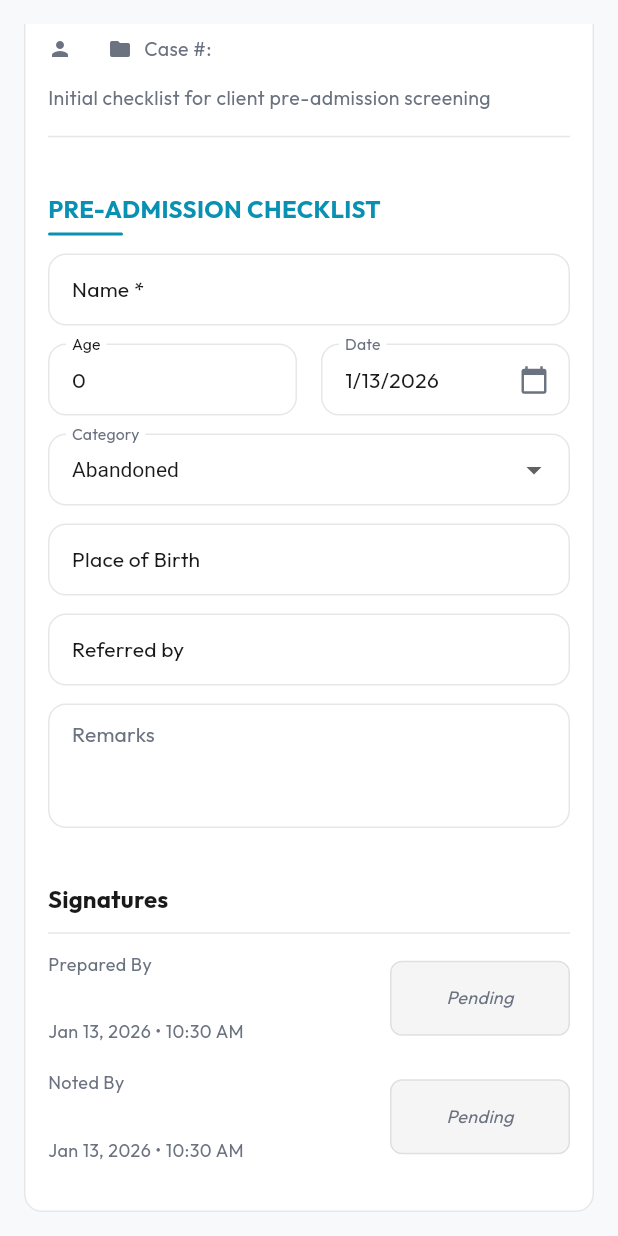
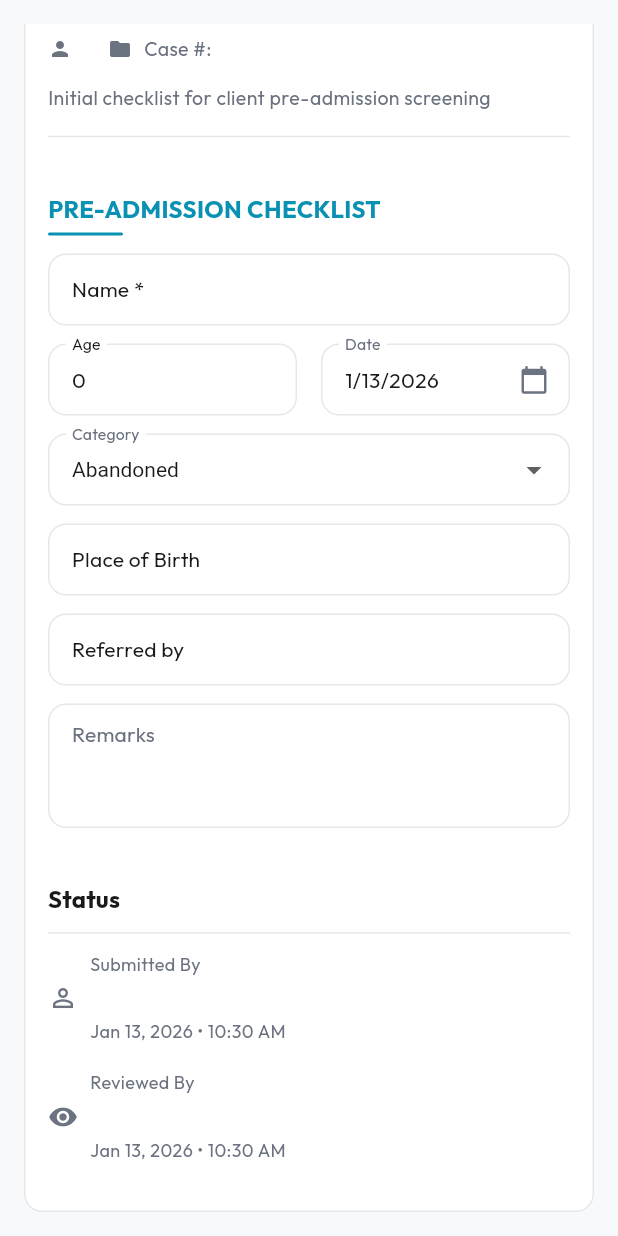
Before and after one commit to rafaelmaribojoc/ec, a Flutter app: the FormContentWidget widget shown alone on an empty page, opened directly with sample values from the repository, scrolled down 73 dp, on a phone screen of 412 x 824 dp. Run offline on Flutter 3.47's test engine with Material 3 defaults, Android fonts, the phone set to English and light mode, and no system bars; our stand-ins replace cached_network_image, equatable, flutter_bloc, go_router, image_picker, pdf and 2 more; missing offline and left inert: nfc_manager; accounts and stored records are empty; network calls fail.

Commit message:
Add support for forms without signature requirements
- Mark pre_admission_checklist and requirements_checklist as requiresSignature: false
- Update form submission to skip signatureFieldName for forms without signatures
- Add _buildAcknowledgementSection for forms without signatures (shows Submitted By/Acknowledged By)
- Update acknowledgeFormSimple to return acknowledger info for immediate UI update
- Form view shows 'Acknowledge' button with thumbs-up icon for forms without signatures
- Signatures section only shown for forms that require signatures

```diff
--- a/rcfms/lib/features/forms/screens/form_fill_screen.dart
+++ b/rcfms/lib/features/forms/screens/form_fill_screen.dart
@@ -630,11 +630,15 @@ class _FormFillScreenState extends State<FormFillScreen> {
           safeRecipientName != null &&
           currentUser != null) {
         try {
+          // Only pass signatureFieldName if the form requires signatures
+          // Forms without signatures will just be acknowledged/received
           await approvalRepository.createApprovalRequest(
             formId: _submissionId!,
             recipientId: safeRecipientId,
             recipientName: safeRecipientName,
-            signatureFieldName: 'approved_by', // Default signature field
+            signatureFieldName: widget.template.requiresSignature
+                ? 'noted_by' // Forms with signatures need Noted By approval
+                : null, // No signature required - just acknowledge/receive
           );
         } catch (e) {
           // Log but don't fail the submission if approval request fails
--- a/rcfms/lib/features/forms/templates/form_templates.dart
+++ b/rcfms/lib/features/forms/templates/form_templates.dart
@@ -55,6 +55,7 @@ class FormTemplatesRegistry {
       description: 'Initial checklist for client pre-admission screening',
       serviceUnit: ServiceUnit.socialService,
       templateType: 'pre_admission_checklist',
+      requiresSignature: false, // No Prepared By/Noted By - just acknowledge
       icon: Icons.checklist,
     ),
     FormTemplate(
@@ -63,6 +64,7 @@ class FormTemplatesRegistry {
       description: 'Document requirements verification checklist',
       serviceUnit: ServiceUnit.socialService,
       templateType: 'requirements_checklist',
+      requiresSignature: false, // No Prepared By/Noted By - just acknowledge
       icon: Icons.fact_check,
     ),
     FormTemplate(
--- a/rcfms/lib/features/forms/widgets/form_content_widget.dart
+++ b/rcfms/lib/features/forms/widgets/form_content_widget.dart
@@ -75,10 +75,20 @@ class FormContentWidget extends StatelessWidget {
                   // Form fields
                   ..._buildFormFields(context, screen),
 
-                  // Signatures section (only in view mode)
-                  if (showSignatures && existingSubmission != null) ...[
+                  // Signatures section (only if template requires signatures and in view mode)
+                  if (showSignatures &&
+                      existingSubmission != null &&
+                      template.requiresSignature) ...[
                     const SizedBox(height: 24),
                     _buildSignaturesSection(context, screen),
+                  ],
+
+                  // Acknowledgement info for forms without signatures
+                  if (showSignatures &&
+                      existingSubmission != null &&
+                      !template.requiresSignature) ...[
+                    const SizedBox(height: 24),
+                    _buildAcknowledgementSection(context, screen),
                   ],
 
                   SizedBox(
@@ -463,4 +473,92 @@ class FormContentWidget extends StatelessWidget {
       );
     }
   }
+
+  /// Build acknowledgement section for forms that don't require signatures
+  Widget _buildAcknowledgementSection(BuildContext context, ScreenInfo screen) {
+    final form = existingSubmission!;
+
+    return Column(
+      crossAxisAlignment: CrossAxisAlignment.start,
+      children: [
+        Text(
+          'Status',
+          style: Theme.of(context).textTheme.titleMedium?.copyWith(
+                fontWeight: FontWeight.bold,
+              ),
+        ),
+        const Divider(height: 24),
+
+        // Submitted By info
+        _buildInfoBlock(
+          context,
+          'Submitted By',
+          form.submitterName ?? 'Unknown',
+          form.submittedAt,
+          icon: Icons.person_outline,
+        ),
+
+        // Acknowledged By info (if acknowledged)
+        if (form.reviewedBy != null) ...[
+          const SizedBox(height: 16),
+          _buildInfoBlock(
+            context,
+            form.isApproved ? 'Acknowledged By' : 'Reviewed By',
+            form.reviewerName ?? 'Unknown',
+            form.reviewedAt,
+            icon: form.isApproved ? Icons.check_circle : Icons.visibility,
+            iconColor: form.isApproved ? AppColors.success : null,
+          ),
+        ],
+      ],
+    );
+  }
+
+  /// Build a simple info block for acknowledgement section
+  Widget _buildInfoBlock(
+    BuildContext context,
+    String label,
+    String name,
+    DateTime? timestamp, {
+    IconData? icon,
+    Color? iconColor,
+  }) {
+    return Row(
+      children: [
+        if (icon != null) ...[
+          Icon(icon, size: 20, color: iconColor ?? AppColors.textSecondaryLight),
+          const SizedBox(width: 8),
+        ],
+        Expanded(
+          child: Column(
+            crossAxisAlignment: CrossAxisAlignment.start,
+            children: [
+              Text(
+                label,
+                style: const TextStyle(
+                  color: AppColors.textSecondaryLight,
+                  fontSize: 12,
+                ),
+              ),
+              const SizedBox(height: 4),
+              Text(
+                name,
+                style: const TextStyle(fontWeight: FontWeight.w600),
+              ),
+              if (timestamp != null) ...[
+                const SizedBox(height: 2),
+                Text(
+                  DateFormat('MMM d, yyyy • h:mm a').format(timestamp),
+                  style: const TextStyle(
+                    color: AppColors.textSecondaryLight,
+                    fontSize: 12,
+                  ),
+                ),
+              ],
+            ],
+          ),
+        ),
+      ],
+    );
+  }
 }
```
Also changed, not shown: rcfms/lib/data/repositories/approval_repository.dart (+14 -5 lines), rcfms/lib/features/forms/screens/form_view_screen.dart (+19 -4 lines).
